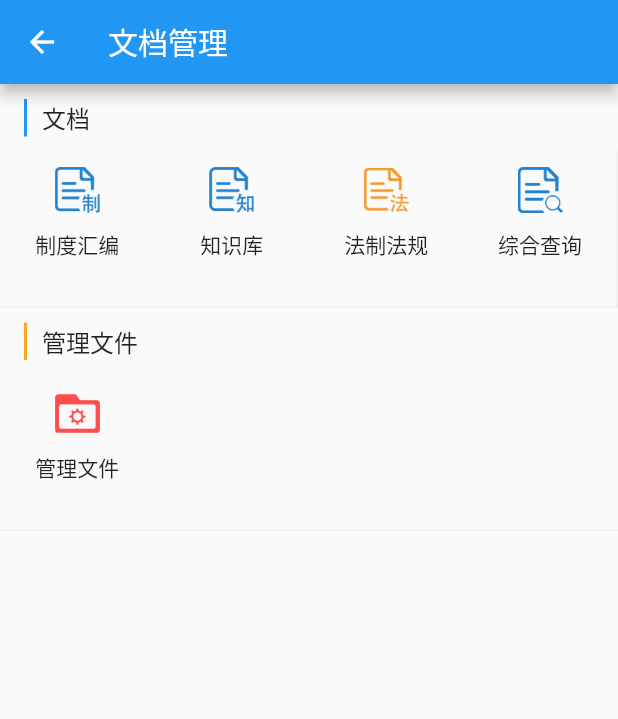
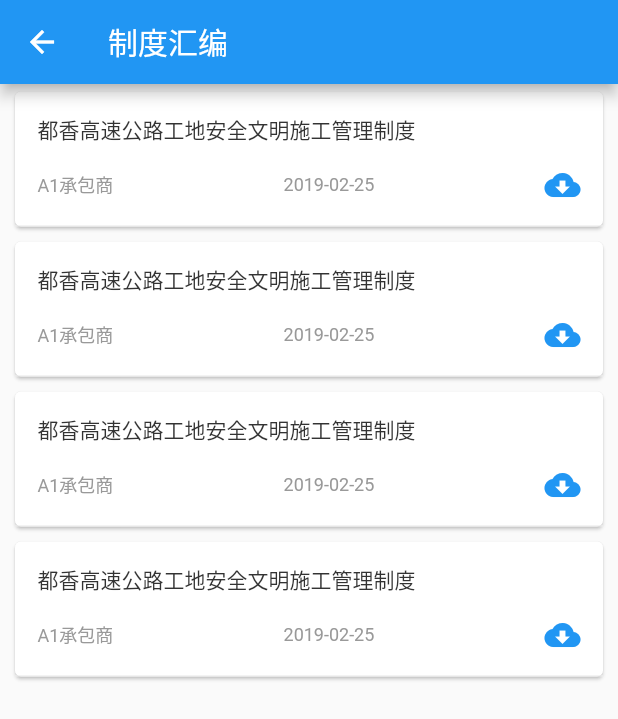
Before and after one commit to xujhong/yh_lwgl, a Flutter app: the TextManageListActivity screen opened directly, on a phone screen of 412 x 824 dp. Shown: the top 719 px of the screen. Run offline on Flutter 3.47's test engine with Material 2 defaults, Android fonts, the phone set to English and light mode, and no system bars; our stand-ins replace dio, fluro, oktoast, rxdart, sprintf; missing offline and left inert: flustars; network calls fail.

```diff
--- a/lib/activity/text_manage_List_activity.dart
+++ /dev/null
@@ -1,59 +0,0 @@
-import 'package:flutter/material.dart';
-import 'package:yh_lwgl/model/grid_menu_view.dart';
-import 'package:yh_lwgl/widgets/grid_menu_view.dart';
-import 'package:yh_lwgl/widgets/section2_title.dart';
-
-/**
- * 文档管理
- */
-class TextManageListActivity extends StatefulWidget{
-  @override
-  _textManageListActivity createState()=>_textManageListActivity();
-}
-
-class _textManageListActivity extends State<TextManageListActivity>{
-
-  //文档管理
-  final List<Menu> wordMenus=[
-    Menu(title: "制度汇编", icon: "img_text_manage_system", channel: "movie"),
-    Menu(title: "知识库", icon: "img_text_manage_knowledge", channel: "movie"),
-    Menu(title: "法制法规", icon: "img_text_manage_law", channel: "movie"),
-    Menu(title: "综合查询", icon: "img_text_manage_search", channel: "movie"),
-  ];
-
-  //管理文件
-  final List<Menu> wordManage=[
-    Menu(title: "管理文件", icon: "img_text_manage_file", channel: "movie"),
-  ];
-
-
-
-  @override
-  Widget build(BuildContext context) {
-    // TODO: implement build
-    return Scaffold(
-      appBar: AppBar(
-        title: Text("文档管理"),
-      ),
-      body:ListView(
-        children: <Widget>[
-          SectionTwoTitle(title: "文档",titleColor: Colors.blue,),
-          GridMenuView(
-            menus: wordMenus,
-            callback: (Menu){
-
-            },
-          ),
-          SectionTwoTitle(title: "管理文件",titleColor: Colors.yellow[800],),
-          GridMenuView(
-            menus: wordManage,
-              callback: (Menu){
-
-              },
-          )
-        ],
-      ),
-    );
-  }
-
-}
--- /dev/null
+++ b/lib/activity/wordmanger/textManageListActivity.dart
@@ -0,0 +1,37 @@
+import 'package:flutter/material.dart';
+import 'package:yh_lwgl/widgets/word_item.dart';
+
+class TextManageListActivity extends StatefulWidget {
+  @override
+  _TextManageListActivityState createState() => _TextManageListActivityState();
+}
+
+class _TextManageListActivityState extends State<TextManageListActivity> {
+  @override
+  Widget build(BuildContext context) {
+    // TODO: implement build
+    return Scaffold(
+      appBar: AppBar(
+        title: Text("制度汇编"),
+      ),
+      body: Container(
+
+        child: ListView(
+          children: <Widget>[
+            item(),
+            item(),
+            item(),
+            item()
+          ],
+        ),
+
+
+      ),
+    );
+  }
+
+  Widget item(){
+
+    return WordItem();
+  }
+}
--- a/lib/model/grid_menu_view.dart
+++ b/lib/model/grid_menu_view.dart
@@ -2,13 +2,13 @@
 class Menu{
   final String title;
   final String icon;
-  final String channel;
+  final int channel;
   final String area;
 
   Menu({
     this.title,
     this.icon,
-    this.channel = "",
+    this.channel,
     this.area = ""
   });
 }
--- a/lib/res/colors.dart
+++ b/lib/res/colors.dart
@@ -16,4 +16,6 @@ class Colours {
 
   static const Color login_text_disabled = Color(0xFFD4E2FA);
   static const Color login_button_disabled = Color(0xFF96BBFA);
+  static const Color color_0xFFFFFFFF=Color(0xFFFFFFFF);
+  static const Color color_blue=Colors.blue;
 }
--- /dev/null
+++ b/lib/widgets/cardItem.dart
@@ -0,0 +1,34 @@
+import 'package:flutter/material.dart';
+import 'package:yh_lwgl/res/colors.dart';
+
+class CardItem extends StatelessWidget {
+  final Widget child;
+  final EdgeInsets margin;
+  final Color color;
+  final RoundedRectangleBorder shape;
+  final double elevation;
+
+  const CardItem(
+      {Key key,
+      this.margin,
+      this.color,
+      this.shape,
+      this.elevation,
+      this.child})
+      : super(key: key);
+
+  @override
+  Widget build(BuildContext context) {
+    // TODO: implement build
+    EdgeInsets margin = this.margin;
+    RoundedRectangleBorder shape = this.shape;
+    Color color = this.color;
+    margin ??=
+        EdgeInsets.only(left: 10.0, top: 5.0, right: 10.0, bottom: 5.0);
+    shape ??= new RoundedRectangleBorder(
+        borderRadius: BorderRadius.all(Radius.circular(4.0)));
+    color ??= Colours.color_0xFFFFFFFF;
+
+    return Card(elevation: elevation,shape: shape,color: color,margin: margin,child: child);
+  }
+}
--- /dev/null
+++ b/lib/widgets/word_item.dart
@@ -0,0 +1,46 @@
+import 'package:flutter/material.dart';
+import 'package:yh_lwgl/res/colors.dart';
+import 'package:yh_lwgl/res/styles.dart';
+
+import 'cardItem.dart';
+
+class WordItem extends StatelessWidget {
+  @override
+  Widget build(BuildContext context) {
+    // TODO: implement build
+    return Container(
+      child: CardItem(
+        child: Container(
+          height: 90.0,
+          padding: const EdgeInsets.all(15.0),
+          decoration: BoxDecoration(
+              border: Border(
+            bottom: Divider.createBorderSide(context,
+                color: Colours.line, width: 0.8),
+          )),
+          child: Stack(
+            children: <Widget>[
+              Column(
+                mainAxisAlignment: MainAxisAlignment.spaceBetween,
+                children: <Widget>[
+
+                  Align(alignment: FractionalOffset.topLeft,
+                  child:Text("都香高速公路工地安全文明施工管理制度", style: TextStyles.textDark14,textAlign: TextAlign.left,) ),
+
+                  Row(
+                    mainAxisAlignment: MainAxisAlignment.spaceBetween,
+                    children: <Widget>[
+                      Text("A1承包商", style: TextStyles.textGray12),
+                      Text("2019-02-25", style: TextStyles.textGray12),
+                      Icon(Icons.cloud_download,color: Colours.color_blue,)
+                    ],
+                  ),
+                ],
+              )
+            ],
+          ),
+        ),
+      ),
+    );
+  }
+}
```
Also changed, not shown: lib/activity/personnel/personnel_manger.dart (added, +157 -0 lines), lib/activity/personnel/personnel_manger_list.dart (added, +30 -0 lines), lib/activity/wordmanger/textManageDetailActivity.dart (added, +88 -0 lines), lib/common/common.dart (+16 -0 lines), lib/fragment/main_fragment.dart (+32 -13 lines), lib/model/word_entity.dart (added, +112 -0 lines), lib/presenter/post_presenter.dart (+26 -18 lines).
